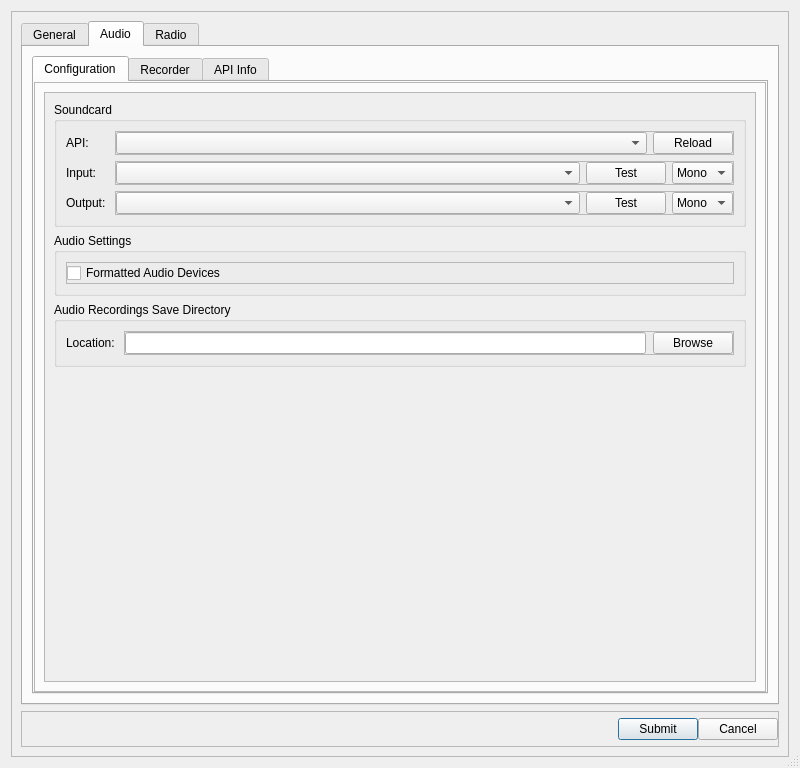
Before: the Qt Designer form src/ui/dialogsettings.ui in GekkoFyre/small-world-deluxe, drawn with Qt 5.
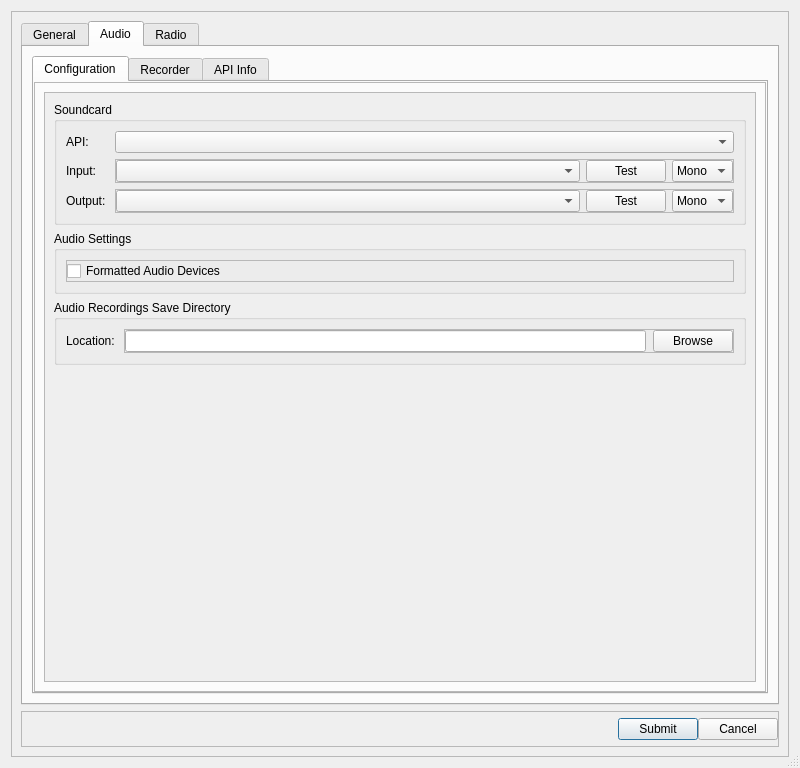
After: the same form once the commit is applied. The open tabs and pages were chosen to show the change.

Patch:
```diff
--- a/src/ui/dialogsettings.ui
+++ b/src/ui/dialogsettings.ui
@@ -907,43 +907,10 @@
                             </widget>
                            </item>
                            <item row="0" column="1">
-                            <widget class="QFrame" name="frame_4">
-                             <property name="frameShape">
-                              <enum>QFrame::StyledPanel</enum>
+                            <widget class="QComboBox" name="comboBox_soundcard_api">
+                             <property name="toolTip">
+                              <string>The API through which Small World Deluxe interacts with via your operating system in order to communicate with any sound/multimedia devices.</string>
                              </property>
-                             <property name="frameShadow">
-                              <enum>QFrame::Raised</enum>
-                             </property>
-                             <layout class="QHBoxLayout" name="horizontalLayout_3">
-                              <property name="leftMargin">
-                               <number>0</number>
-                              </property>
-                              <property name="topMargin">
-                               <number>0</number>
-                              </property>
-                              <property name="rightMargin">
-                               <number>0</number>
-                              </property>
-                              <property name="bottomMargin">
-                               <number>0</number>
-                              </property>
-                              <item>
-                               <widget class="QComboBox" name="comboBox_soundcard_api"/>
-                              </item>
-                              <item>
-                               <widget class="QPushButton" name="pushButton_soundcard_api_reload">
-                                <property name="sizePolicy">
-                                 <sizepolicy hsizetype="Maximum" vsizetype="Fixed">
-                                  <horstretch>0</horstretch>
-                                  <verstretch>0</verstretch>
-                                 </sizepolicy>
-                                </property>
-                                <property name="text">
-                                 <string>Reload</string>
-                                </property>
-                               </widget>
-                              </item>
-                             </layout>
                             </widget>
                            </item>
                           </layout>
```
